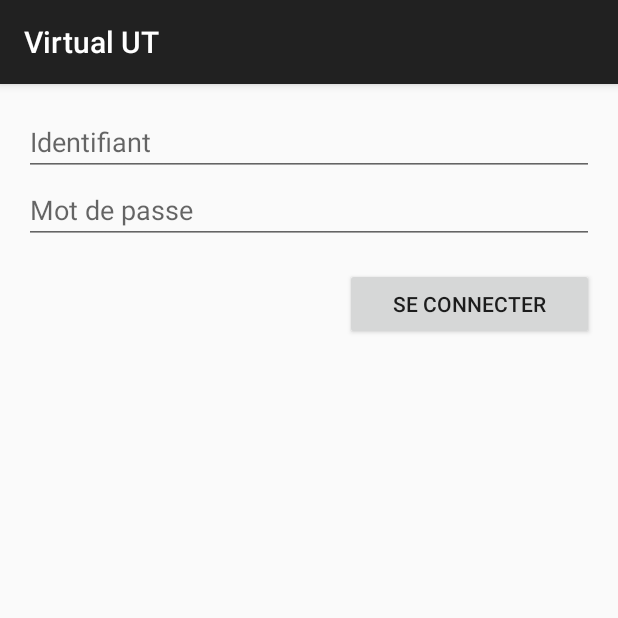
After one commit to Luwangel/VirtualUT, an Android app: the fragment LoginFragment placed in its activity, on a phone screen of 412 x 824 dp, the top half of it. The commit adds this screen. Run offline under Robolectric (Android 15) with nearby library versions, the phone set to English and light mode, and no system bars.

Commit message:
Début du projet.
Classe MonCompteActivity, WelcomeActivity

```diff
--- a/VirtualUT/VirtualUT/src/main/AndroidManifest.xml
+++ b/VirtualUT/VirtualUT/src/main/AndroidManifest.xml
@@ -22,6 +22,7 @@
                 <category android:name="android.intent.category.LAUNCHER" />
             </intent-filter>
         </activity>
+        <activity android:name=".MonCompteActivity" />
     </application>
 
 </manifest>
--- a/VirtualUT/VirtualUT/src/main/java/fr/if26/virtualut/WelcomeActivity.java
+++ b/VirtualUT/VirtualUT/src/main/java/fr/if26/virtualut/WelcomeActivity.java
@@ -1,5 +1,8 @@
 package fr.if26.virtualut;
 
+import android.content.Intent;
+import android.support.v4.app.FragmentManager;
+import android.support.v4.app.FragmentTransaction;
 import android.support.v7.app.ActionBarActivity;
 import android.support.v7.app.ActionBar;
 import android.support.v4.app.Fragment;
@@ -11,55 +14,82 @@ import android.view.View;
 import android.view.ViewGroup;
 import android.os.Build;
 
-public class WelcomeActivity extends ActionBarActivity {
+public class WelcomeActivity extends ActionBarActivity implements LoginFragment.EtatConnexionListener {
+
+    //*** Attributs ***//
+
+    //Fragment de connexion
+    private LoginFragment loginFragment;
+
+    //*** Implémentation des méthodes d'une activity ***//
 
     @Override
     protected void onCreate(Bundle savedInstanceState) {
         super.onCreate(savedInstanceState);
         setContentView(R.layout.activity_welcome);
 
-        if (savedInstanceState == null) {
-            getSupportFragmentManager().beginTransaction()
-                    .add(R.id.container, new PlaceholderFragment())
-                    .commit();
+
+
+        setupFragments();
+        if (loginFragment.equals(LoginFragment.TAG)) {
+            showFragment(loginFragment);
         }
     }
-
 
     @Override
     public boolean onCreateOptionsMenu(Menu menu) {
 
-        // Inflate the menu; this adds items to the action bar if it is present.
         getMenuInflater().inflate(R.menu.welcome, menu);
         return true;
     }
 
     @Override
     public boolean onOptionsItemSelected(MenuItem item) {
-        // Handle action bar item clicks here. The action bar will
-        // automatically handle clicks on the Home/Up button, so long
-        // as you specify a parent activity in AndroidManifest.xml.
         switch (item.getItemId()) {
-            case R.id.action_settings:
-                return true;
         }
         return super.onOptionsItemSelected(item);
     }
 
-    /**
-     * A placeholder fragment containing a simple view.
-     */
-    public static class PlaceholderFragment extends Fragment {
+    private void setupFragments() {
 
-        public PlaceholderFragment() {
-        }
+        final FragmentManager fm = getSupportFragmentManager();
 
-        @Override
-        public View onCreateView(LayoutInflater inflater, ViewGroup container,
-                Bundle savedInstanceState) {
-            View rootView = inflater.inflate(R.layout.fragment_welcome, container, false);
-            return rootView;
+        this.loginFragment = (LoginFragment) fm.findFragmentByTag(LoginFragment.TAG);
+
+        if (this.loginFragment == null) {
+            loginFragment = new LoginFragment();
+
+            loginFragment.addEtatConnexionListener(this);
+            this.onConnexionChange(true);
         }
     }
 
+    private void showFragment(final Fragment fragment) {
+        if (fragment == null)
+            return;
+
+        final FragmentManager fm = getSupportFragmentManager();
+        final FragmentTransaction ft = fm.beginTransaction();
+
+        // Animation de transition
+        ft.setCustomAnimations(android.R.anim.slide_in_left,
+                android.R.anim.slide_out_right);
+
+        ft.replace(R.id.welcome_container, fragment);
+
+        ft.commit();
+    }
+
+    //*** Implémentation des méthodes ***//
+
+    /**
+     * Si la connexion est effective, on lance la classe MonCompteActivity
+     * @param etatConnexion
+     */
+    @Override
+    public void onConnexionChange(boolean etatConnexion) {
+        if(etatConnexion) {
+            startActivity(new Intent(this, MonCompteActivity.class));
+        }
+    }
 }
--- a/VirtualUT/VirtualUT/src/main/res/layout/activity_welcome.xml
+++ b/VirtualUT/VirtualUT/src/main/res/layout/activity_welcome.xml
@@ -1,7 +1,8 @@
-<FrameLayout xmlns:android="http://schemas.android.com/apk/res/android"
-    xmlns:tools="http://schemas.android.com/tools"
-    android:id="@+id/container"
+
+<FrameLayout
+    xmlns:android="http://schemas.android.com/apk/res/android"
     android:layout_width="match_parent"
     android:layout_height="match_parent"
-    tools:context=".WelcomeActivity"
-    tools:ignore="MergeRootFrame" />
+    android:id="@+id/welcome_container">
+
+</FrameLayout>
--- /dev/null
+++ b/VirtualUT/VirtualUT/src/main/res/layout/fragment_login.xml
@@ -0,0 +1,68 @@
+<?xml version="1.0" encoding="utf-8"?>
+
+<RelativeLayout xmlns:android="http://schemas.android.com/apk/res/android"
+    android:layout_width="wrap_content" android:layout_height="wrap_content">
+
+    <!-- Login progress -->
+    <LinearLayout android:id="@+id/login_status"
+        android:visibility="gone"
+        android:layout_width="wrap_content"
+        android:layout_height="wrap_content"
+        android:layout_gravity="center"
+        android:gravity="center_horizontal"
+        android:orientation="vertical">
+        <ProgressBar style="?android:attr/progressBarStyleLarge"
+            android:layout_width="wrap_content"
+            android:layout_height="wrap_content"
+            android:layout_marginBottom="8dp"/>
+        <TextView
+            android:id="@+id/login_status_message"
+            android:textAppearance="?android:attr/textAppearanceMedium"
+            android:fontFamily="sans-serif-light"
+            android:layout_width="wrap_content"
+            android:layout_height="wrap_content"
+            android:layout_marginBottom="16dp"
+            android:text="@string/login_progress_signing_in" />
+    </LinearLayout>
+
+    <!-- Login form -->
+    <ScrollView
+        android:id="@+id/login_form"
+        android:layout_width="match_parent"
+        android:layout_height="match_parent">
+
+        <LinearLayout style="@style/LoginFormContainer"
+            android:orientation="vertical">
+
+            <EditText
+                android:id="@+id/identifiant_editText"
+                android:singleLine="true"
+                android:maxLines="1"
+                android:layout_width="match_parent"
+                android:layout_height="wrap_content"
+                android:inputType="textEmailAddress"
+                android:hint="@string/prompt_email" />
+
+            <EditText
+                android:id="@+id/motdepasse_editText"
+                android:singleLine="true"
+                android:maxLines="1"
+                android:layout_width="match_parent"
+                android:layout_height="wrap_content"
+                android:hint="@string/prompt_password"
+                android:inputType="textPassword"
+                android:imeActionId="@+id/login"/>
+
+            <Button android:id="@+id/connexion_button"
+                android:layout_width="wrap_content"
+                android:layout_height="wrap_content"
+                android:layout_marginTop="16dp"
+                android:text="@string/action_sign_in"
+                android:paddingLeft="32dp"
+                android:paddingRight="32dp"
+                android:layout_gravity="right" />
+
+        </LinearLayout>
+
+    </ScrollView>
+</RelativeLayout>
--- /dev/null
+++ b/VirtualUT/VirtualUT/src/main/res/values-large/styles.xml
@@ -0,0 +1,10 @@
+<resources>
+
+    <style name="LoginFormContainer">
+        <item name="android:layout_width">400dp</item>
+        <item name="android:layout_height">wrap_content</item>
+        <item name="android:layout_gravity">center</item>
+        <item name="android:padding">16dp</item>
+    </style>
+
+</resources>
--- a/VirtualUT/VirtualUT/src/main/res/values/strings.xml
+++ b/VirtualUT/VirtualUT/src/main/res/values/strings.xml
@@ -1,8 +1,6 @@
 <?xml version="1.0" encoding="utf-8"?>
 <resources>
 
-    <string name="app_name">VirtualUT</string>
-    <string name="hello_world">Hello world!</string>
-    <string name="action_settings">Settings</string>
+    <string name="app_name">Virtual UT</string>
 
 </resources>
--- /dev/null
+++ b/VirtualUT/VirtualUT/src/main/res/values/strings_login.xml
@@ -0,0 +1,13 @@
+<resources>
+    <string name="prompt_email">Identifiant</string>
+    <string name="prompt_password">Mot de passe</string>
+
+    <string name="action_sign_in">Se connecter</string>
+
+    <string name="login_progress_signing_in">Connexion en cours...</string>
+
+    <string name="error_invalid_password">Le mot de passe est trop court.</string>
+    <string name="error_incorrect_password">L\'identifiant et/ou le mot de passe sont incorrects.</string>
+    <string name="error_field_required">Ce champ est requis.</string>
+
+</resources>
--- a/VirtualUT/VirtualUT/src/main/res/values/styles.xml
+++ b/VirtualUT/VirtualUT/src/main/res/values/styles.xml
@@ -1,3 +1,4 @@
+<?xml version="1.0" encoding="utf-8"?>
 <resources>
 
     <!-- Base application theme. -->
@@ -5,4 +6,10 @@
         <!-- Customize your theme here. -->
     </style>
 
+    <style name="LoginFormContainer">
+        <item name="android:layout_width">match_parent</item>
+        <item name="android:layout_height">wrap_content</item>
+        <item name="android:padding">16dp</item>
+    </style>
+
 </resources>
```
Also changed, not shown: VirtualUT/VirtualUT/src/main/java/fr/if26/virtualut/LoginFragment.java (added, +257 -0 lines), VirtualUT/VirtualUT/src/main/java/fr/if26/virtualut/MonCompteActivity.java (added, +101 -0 lines), VirtualUT/VirtualUT/src/main/java/fr/if26/virtualut/compte/ViewPagerAdapter.java (added, +31 -0 lines), VirtualUT/VirtualUT/src/main/res/layout/activity_compte.xml (added, +7 -0 lines), VirtualUT/VirtualUT/src/main/res/layout/fragment_welcome.xml (deleted, +0 -16 lines), VirtualUT/VirtualUT/src/main/res/menu/welcome.xml (+3 -5 lines), 1 other file.
